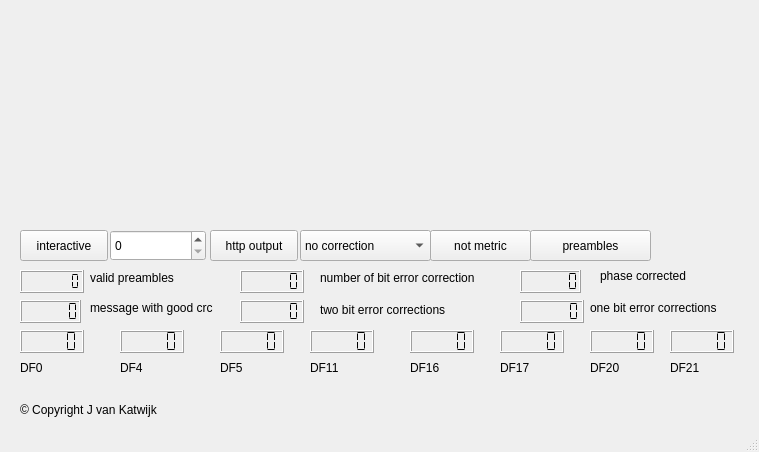
Before: the Qt Designer form qt-1090.ui in JvanKatwijk/qt-1090, drawn with Qt 5.
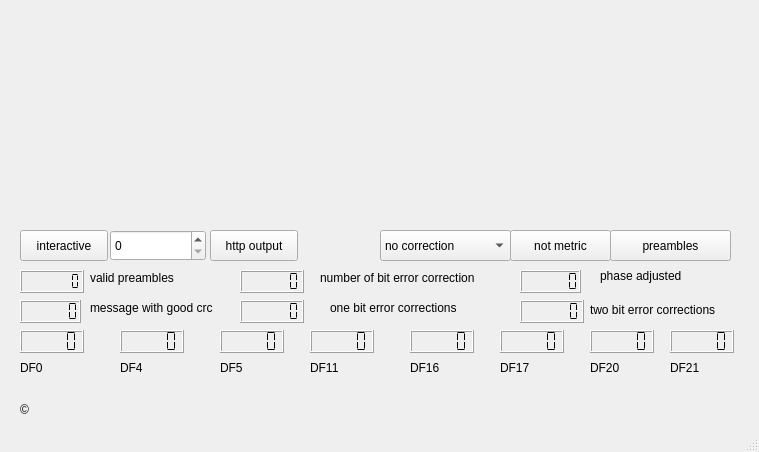
After: the same form once the commit is applied. Custom widgets are drawn as their Qt base class.

Commit message: new http handler

Patch:
```diff
--- a/qt-1090.ui
+++ b/qt-1090.ui
@@ -75,22 +75,6 @@
    <widget class="QLCDNumber" name="single_bit_fixed">
     <property name="geometry">
      <rect>
-      <x>520</x>
-      <y>300</y>
-      <width>64</width>
-      <height>23</height>
-     </rect>
-    </property>
-    <property name="digitCount">
-     <number>6</number>
-    </property>
-    <property name="segmentStyle">
-     <enum>QLCDNumber::Flat</enum>
-    </property>
-   </widget>
-   <widget class="QLCDNumber" name="two_bit_fixed">
-    <property name="geometry">
-     <rect>
       <x>240</x>
       <y>300</y>
       <width>64</width>
@@ -104,6 +88,22 @@
      <enum>QLCDNumber::Flat</enum>
     </property>
    </widget>
+   <widget class="QLCDNumber" name="two_bit_fixed">
+    <property name="geometry">
+     <rect>
+      <x>520</x>
+      <y>300</y>
+      <width>64</width>
+      <height>23</height>
+     </rect>
+    </property>
+    <property name="digitCount">
+     <number>6</number>
+    </property>
+    <property name="segmentStyle">
+     <enum>QLCDNumber::Flat</enum>
+    </property>
+   </widget>
    <widget class="QLabel" name="label">
     <property name="geometry">
      <rect>
@@ -146,7 +146,7 @@
    <widget class="QLabel" name="label_5">
     <property name="geometry">
      <rect>
-      <x>590</x>
+      <x>330</x>
       <y>300</y>
       <width>171</width>
       <height>16</height>
@@ -159,7 +159,7 @@
    <widget class="QLabel" name="label_6">
     <property name="geometry">
      <rect>
-      <x>320</x>
+      <x>590</x>
       <y>300</y>
       <width>141</width>
       <height>20</height>
@@ -208,7 +208,7 @@
    <widget class="QComboBox" name="errorhandlingCombo">
     <property name="geometry">
      <rect>
-      <x>300</x>
+      <x>380</x>
       <y>230</y>
       <width>131</width>
       <height>31</height>
@@ -233,7 +233,7 @@
    <widget class="QPushButton" name="show_preamblesButton">
     <property name="geometry">
      <rect>
-      <x>530</x>
+      <x>610</x>
       <y>230</y>
       <width>121</width>
       <height>31</height>
@@ -269,13 +269,13 @@
      </rect>
     </property>
     <property name="text">
-     <string>phase corrected</string>
+     <string>phase adjusted</string>
     </property>
    </widget>
    <widget class="QPushButton" name="metricButton">
     <property name="geometry">
      <rect>
-      <x>430</x>
+      <x>510</x>
       <y>230</y>
       <width>101</width>
       <height>31</height>
@@ -290,7 +290,7 @@
      <rect>
       <x>20</x>
       <y>400</y>
-      <width>171</width>
+      <width>31</width>
       <height>20</height>
      </rect>
     </property>
@@ -298,7 +298,7 @@
      <string>&lt;html&gt;&lt;head/&gt;&lt;body&gt;&lt;p&gt;qt-1090 is a program in the sdr-j program suite. The program is developed, based on the dump1090 program written by Copyright (C) 2012 by Salvatore Sanfilippo &amp;lt;antirez@gmail.com&amp;gt; and redesigned and extended as well as equipped with a Qt based GUI by this author.&lt;/p&gt;&lt;p&gt;&lt;br/&gt;&lt;/p&gt;&lt;/body&gt;&lt;/html&gt;</string>
     </property>
     <property name="text">
-     <string>© Copyright J van Katwijk</string>
+     <string>© </string>
     </property>
    </widget>
    <widget class="QLCDNumber" name="DF0">
@@ -509,6 +509,32 @@
      <string>DF21</string>
     </property>
    </widget>
+   <widget class="QLabel" name="versionName">
+    <property name="geometry">
+     <rect>
+      <x>60</x>
+      <y>400</y>
+      <width>121</width>
+      <height>16</height>
+     </rect>
+    </property>
+    <property name="text">
+     <string/>
+    </property>
+   </widget>
+   <widget class="QLabel" name="httpPortLabel">
+    <property name="geometry">
+     <rect>
+      <x>300</x>
+      <y>230</y>
+      <width>81</width>
+      <height>31</height>
+     </rect>
+    </property>
+    <property name="text">
+     <string/>
+    </property>
+   </widget>
   </widget>
   <widget class="QStatusBar" name="statusbar"/>
  </widget>
```
Left out of the diff: 11 changed lines with no effect on the pictures. The commit also changes 55 other files.
